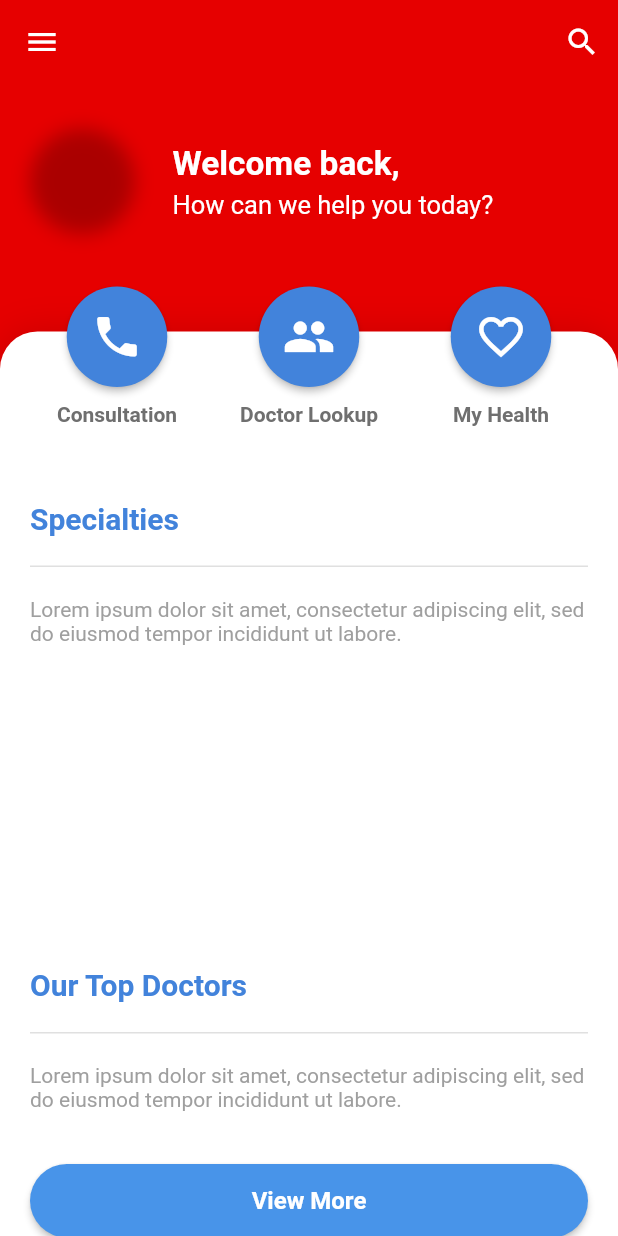
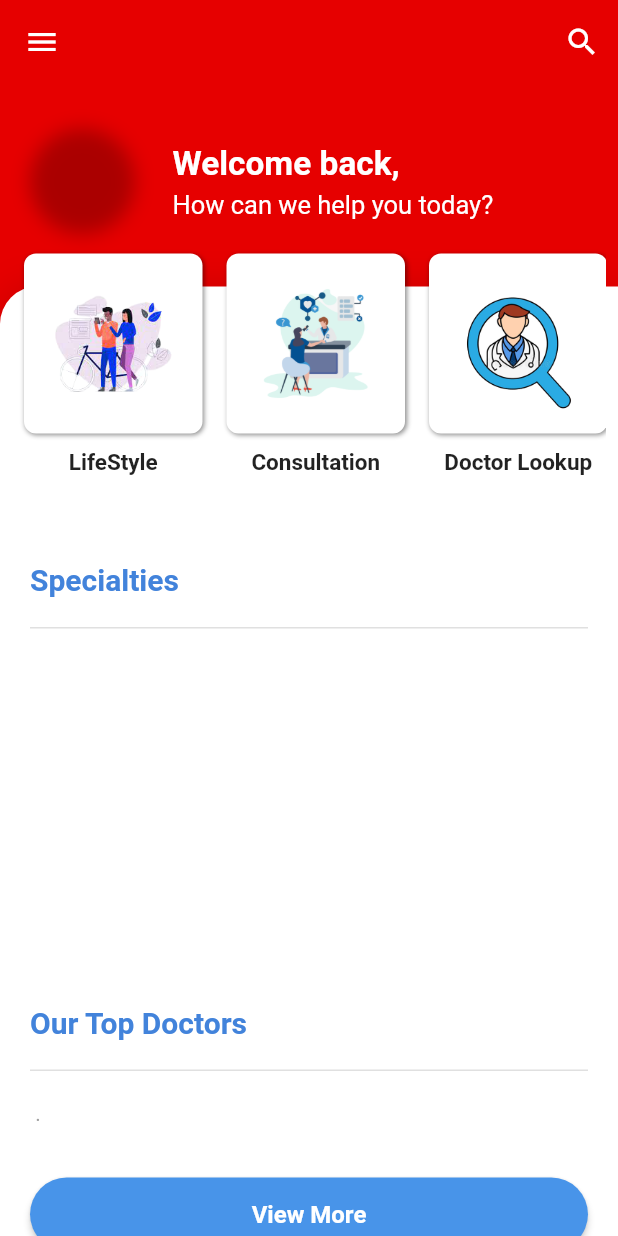
Before and after one commit to Mr-Deee/totalclinic, a Flutter app: the HomeScreen screen opened by its route, on a phone screen of 412 x 824 dp. Run offline on Flutter 3.47's test engine with Material 2 defaults, Android fonts, the phone set to English and light mode, and no system bars; our stand-ins replace animate_do, animated_flip_counter, bouncing_widget, cached_network_image, cloud_firestore, firebase_auth and 4 more; accounts and stored records are empty; network calls fail.

Commit message:
Images Added

```diff
--- a/lib/DoctorRegistration.dart
+++ b/lib/DoctorRegistration.dart
@@ -98,7 +98,7 @@ class _DoctorRegistrationState extends State<DoctorRegistration> {
                             child: Padding(
                               padding: const EdgeInsets.only(top:70.0),
                               child: Image.asset(
-                                "assets/images/logo.png",
+                                "assets/images/l.png",
 
                               ),
                             ),
--- a/lib/SignUpPage.dart
+++ b/lib/SignUpPage.dart
@@ -101,7 +101,7 @@ class _SignUpPageState extends State<SignUpPage> {
                               child: Padding(
                                 padding: const EdgeInsets.only(top:80.0),
                                 child: Image.asset(
-                                  "assets/images/logo.png",
+                                  "assets/images/l.png",
 
                                 ),
                               ),
--- a/lib/home.dart
+++ b/lib/home.dart
@@ -8,6 +8,7 @@ import 'package:totalclinic/profile.dart';
 import 'package:totalclinic/search.dart';
 import 'package:totalclinic/services/shared_preferences.dart';
 import 'package:totalclinic/widgets.dart';
+import 'package:totalclinic/widgets/AdminSelection.dart';
 
 import 'category.dart';
 import 'functions.dart';
@@ -109,6 +110,7 @@ class HomeScreen extends StatefulWidget {
   Widget loadUserInfo() {
     return userProfileSnapshot != null
         ? Container(
+
             child: userHeader(
               firstName: userProfileSnapshot.docs[0]["FirstName"],
               // imagePath: userProfileSnapshot.docs[0]["imagePath"],
@@ -117,21 +119,12 @@ class HomeScreen extends StatefulWidget {
           )
         :
        Container(
-            height: MediaQuery.of(context).size.height,
-            decoration: BoxDecoration(
-              gradient: LinearGradient(
-                begin: Alignment(-1.0, 0.0),
-                end: Alignment(1.0, 0.0),
-                colors: [
-                  Theme.of(context).primaryColorLight,
-                  Theme.of(context).primaryColorDark,
-                ], // whitish to gray
-              ),
+            height: 30,
+
+            alignment: Alignment.center,
+            child: CircularProgressIndicator(
+              valueColor: new AlwaysStoppedAnimation<Color>(Colors.white),
             ),
-            alignment: Alignment.center,
-            // child: CircularProgressIndicator(
-            //   valueColor: new AlwaysStoppedAnimation<Color>(Colors.white),
-            //),
           );
   }
 
@@ -185,7 +178,7 @@ class HomeScreen extends StatefulWidget {
                   : (Container()),
             ),
           ),
-          Flexible(
+          Container(
             child: Column(
               crossAxisAlignment: CrossAxisAlignment.start,
               children: [
@@ -414,12 +407,12 @@ class HomeScreen extends StatefulWidget {
               loadUserInfo(),
               Container(
                 margin: const EdgeInsets.only(
-                  top: 40.0,
+                  top: 10.0,
                 ),
                 decoration: new BoxDecoration(
                   borderRadius: BorderRadius.only(
                     topLeft: Radius.circular(25),
-                    topRight: Radius.circular(25),
+                    topRight: Radius.circular(0),
                   ),
                   color: Color(0xFFFFFFFF),
                   boxShadow: [
@@ -435,121 +428,103 @@ class HomeScreen extends StatefulWidget {
                   children: [
                     Container(
                       margin: const EdgeInsets.symmetric(
-                        horizontal: 15.0,
+                        horizontal: 8.0,
                       ),
                       transform: Matrix4.translationValues(0.0, -30.0, 0.0),
-                      child: Row(
-                        mainAxisAlignment: MainAxisAlignment.spaceAround,
+                      child: Column(
+
                         children: [
-                          Column(
-                            children: [
-                              MaterialButton(
-                                onPressed: () => setState(() {
-                                  initiatePhoneCall('tel:$_phone');
-                                }),
-                                color: Theme.of(context).primaryColor,
-                                highlightColor: Color(0xFF89b9f0),
-                                textColor: Colors.white,
-                                child: Icon(
-                                  Icons.phone,
-                                  size: 35,
-                                ),
-                                padding: EdgeInsets.all(16),
-                                shape: CircleBorder(),
-                              ),
-                              Container(
-                                margin: const EdgeInsets.only(
-                                  top: 10.0,
-                                ),
-                                child: Text(
-                                  'Consultation',
-                                  textAlign: TextAlign.center,
-                                  style: TextStyle(
-                                    fontWeight: FontWeight.bold,
-                                    fontSize: 14,
-                                    color: Color(0xFF6f6f6f),
+
+                          SingleChildScrollView(
+                            scrollDirection:Axis.horizontal,
+                            child: Row(
+                              mainAxisAlignment: MainAxisAlignment.spaceBetween,
+                              children: [
+
+
+                                Padding(
+                                  padding: const EdgeInsets.all(8.0),
+                                  child: Admin_selection(
+                                    image: 'assets/images/lifestyle.png',
+                                    title: 'LifeStyle',
+                                    ontap: () {
+                                      // Navigator.push(
+                                      //     context,
+                                      //     MaterialPageRoute(
+                                              // builder: (context) => createelection()));
+                                      // title: 'Plumber',
+                                      // image: 'assets/images/plumber01.png')));
+                                    },
                                   ),
                                 ),
-                              ),
-                            ],
-                          ),
-                          Column(
-                            children: [
-                              MaterialButton(
-                                onPressed: () {
-                                  Navigator.push(
-                                    context,
-                                    MaterialPageRoute(
-                                        builder: (context) => SearchPage()),
-                                  );
-                                },
-                                color: Theme.of(context).primaryColor,
-                                highlightColor: Color(0xFF89b9f0),
-                                textColor: Colors.white,
-                                child: Icon(
-                                  Icons.people,
-                                  size: 35,
+                                const SizedBox(
+                                  height: 10,
                                 ),
-                                padding: EdgeInsets.all(16),
-                                shape: CircleBorder(),
-                              ),
-                              Container(
-                                margin: const EdgeInsets.only(
-                                  top: 10.0,
-                                ),
-                                child: Text(
-                                  'Doctor Lookup',
-                                  textAlign: TextAlign.center,
-                                  style: TextStyle(
-                                    fontWeight: FontWeight.bold,
-                                    fontSize: 14,
-                                    color: Color(0xFF6f6f6f),
+                                Padding(
+                                  padding: const EdgeInsets.all(8.0),
+                                  child: Admin_selection(
+                                    image: 'assets/images/consultancy.png',
+                                    title: 'Consultation',
+                                    ontap: () {
+                                      // Navigator.of(context).push(MaterialPageRoute(
+                                      //     builder: (context) => polls()));
+                                    },
                                   ),
                                 ),
-                              ),
-                            ],
-                          ),
-                          Column(
-                            children: [
-                              MaterialButton(
-                                onPressed: () {
-                                  Navigator.push(
-                                    context,
-                                    MaterialPageRoute(
-                                        builder: (context) => MyHealthPage(
-                                            UserProfile.userEmail)),
-                                  );
-                                },
-                                color: Theme.of(context).primaryColor,
-                                highlightColor: Color(0xFF89b9f0),
-                                textColor: Colors.white,
-                                child: Icon(
-                                  Icons.favorite_border,
-                                  size: 35,
-                                ),
-                                padding: EdgeInsets.all(16),
-                                shape: CircleBorder(),
-                              ),
-                              Container(
-                                margin: const EdgeInsets.only(
-                                  top: 10.0,
-                                ),
-                                child: Text(
-                                  'My Health',
-                                  textAlign: TextAlign.center,
-                                  style: TextStyle(
-                                    fontWeight: FontWeight.bold,
-                                    fontSize: 14,
-                                    color: Color(0xFF6f6f6f),
+                                Padding(
+                                  padding: const EdgeInsets.all(8.0),
+                                  child: GestureDetector(
+                                    onTap: () {
+                                      // initiatePhoneCall('tel:$_phone');
+                                      // Navigator.of(context).push(MaterialPageRoute(
+                                      //     builder: (context) => polls()));
+                                    },
+                                    child: Admin_selection(
+
+                                      image: 'assets/images/lookup.png',
+                                      title: 'Doctor Lookup',
+                                      ontap: () {
+                                        // initiatePhoneCall('tel:$_phone');
+                                        // Navigator.of(context).push(MaterialPageRoute(
+                                        //     builder: (context) => polls()));
+                                      },
+                                    ),
                                   ),
                                 ),
-                              ),
-                            ],
+                                Padding(
+                                  padding: const EdgeInsets.all(8.0),
+                                  child: Admin_selection(
+                                    image: 'assets/images/health.png',
+                                    title: 'My Health',
+                                    ontap: () {
+                                      // Navigator.of(context).push(MaterialPageRoute(
+                                      //     builder: (context) => polls()));
+                                    },
+                                  ),
+                                ),
+
+                                Padding(
+                                  padding: const EdgeInsets.all(8.0),
+                                  child: Admin_selection(
+                                    image: 'assets/images/health.png',
+                                    title: 'FAQs',
+                                    ontap: () {
+                                      // Navigator.of(context).push(MaterialPageRoute(
+                                      //     builder: (context) => polls()));
+                                    },
+                                  ),
+                                ),
+                              ],
+                            ),
                           ),
-                        ],
-                      ),
+
+
+
+                    ],
+                ),
                     ),
-                    sectionTitle(context, "Specialties"),
+
+                  sectionTitle(context, "Specialties"),
                     Container(
                       margin: const EdgeInsets.only(
                         left: 20.0,
@@ -559,7 +534,7 @@ class HomeScreen extends StatefulWidget {
                       child: Align(
                         alignment: Alignment.centerLeft,
                         child: Text(
-                          'Lorem ipsum dolor sit amet, consectetur adipiscing elit, sed do eiusmod tempor incididunt ut labore.',
+                          '',
                           style: TextStyle(
                             color: Color(0xFF9f9f9f),
                           ),
@@ -587,7 +562,7 @@ class HomeScreen extends StatefulWidget {
                       child: Align(
                         alignment: Alignment.centerLeft,
                         child: Text(
-                          'Lorem ipsum dolor sit amet, consectetur adipiscing elit, sed do eiusmod tempor incididunt ut labore.',
+                          ' .',
                           style: TextStyle(
                             color: Color(0xFF9f9f9f),
                           ),
--- a/lib/main.dart
+++ b/lib/main.dart
@@ -39,6 +39,7 @@ class _MyAppState extends State<MyApp> {
 
   @override
   void initState() {
+
     getLoggedInState();
     super.initState();
     WidgetsBinding.instance.renderView.automaticSystemUiAdjustment =
--- a/lib/signin.dart
+++ b/lib/signin.dart
@@ -98,7 +98,7 @@ class _SignInPageState extends State<SignInPage> {
                             child: Padding(
                               padding: const EdgeInsets.only(top:80.0),
                               child: Image.asset(
-                                "assets/images/logo.png",
+                                "assets/images/l.png",
 
                               ),
                             ),
--- /dev/null
+++ b/lib/widgets/AdminSelection.dart
@@ -0,0 +1,59 @@
+import 'package:animate_do/animate_do.dart';
+import 'package:bouncing_widget/bouncing_widget.dart';
+import 'package:flutter/material.dart';
+class Admin_selection extends StatelessWidget {
+  final String image;
+  final String icon;
+  final String title;
+  final VoidCallback ontap;
+  const Admin_selection(
+      {Key key, this.image,  this.title, this.ontap, Color color, Color highlightColor, Color textColor, Icon child, this.icon})
+      : super(key: key);
+
+  @override
+  Widget build(BuildContext context) {
+    return FadeInUp(
+      delay:const Duration(milliseconds: 1500),
+      child: Column(
+        children: [
+          Container(
+            // duration: const Duration(milliseconds: 400),
+            // scaleFactor: 1.5,
+            // onPressed: ontap,
+            child: Container(
+              height: 120,
+              width: 119,
+              decoration: BoxDecoration(
+                  color: Colors. white,
+                  borderRadius: BorderRadius.circular(8),
+                  boxShadow: const [
+                    BoxShadow(
+                      color: Colors.black45,
+                      blurRadius: 2.0,
+                      spreadRadius: 0.0,
+                      offset: Offset(1.0, 1.0), // shadow direction: bottom right
+                    )
+                  ],
+
+
+
+                  image: DecorationImage(
+                      image: AssetImage(image), fit: BoxFit.scaleDown, scale: 2)),
+
+            ),
+          ),
+          const SizedBox(
+            height: 10,
+          ),
+          Text(
+            title,
+            style: TextStyle(
+              fontSize: 15,
+              fontWeight: FontWeight.bold
+            ),
+          )
+        ],
+      ),
+    );
+  }
+}
--- a/pubspec.yaml
+++ b/pubspec.yaml
@@ -41,6 +41,8 @@ dependencies:
   firebase_database:
   fluttertoast:
   animated_flip_counter:
+  animate_do: ^2.0.0
+  bouncing_widget: ^2.0.0
 
 dev_dependencies:
   flutter_test:
@@ -48,7 +50,7 @@ dev_dependencies:
   flutter_native_splash: ^0.1.9
 
 flutter_native_splash:
-  image: assets/logo/logo.png
+  image: assets/logo/l.png
   color: "0061c2"
 # For information on the generic Dart part of this file, see the
 # following page: https://dart.dev/tools/pub/pubspec
```
Also changed, not shown: assets/images/consultancy.png (added), assets/images/health.png (added), assets/images/l.png (renamed from assets/logo/logo.png), assets/images/lifestyle.png (added), assets/images/logo.png, assets/images/lookup.png (added), pubspec.lock.
